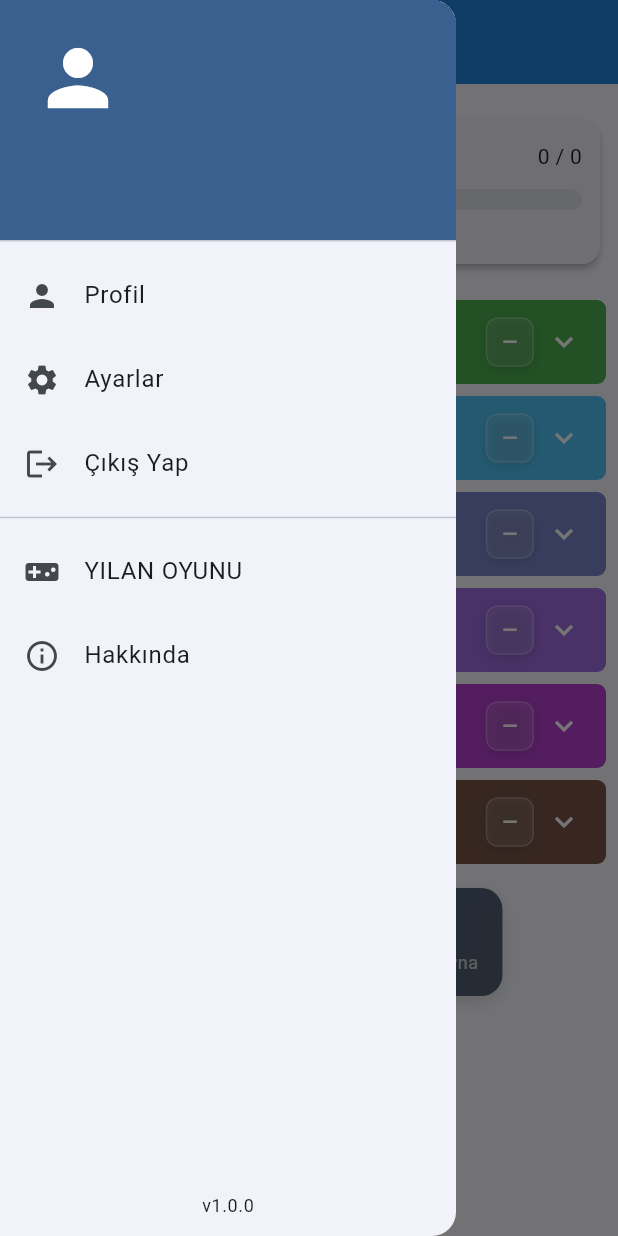
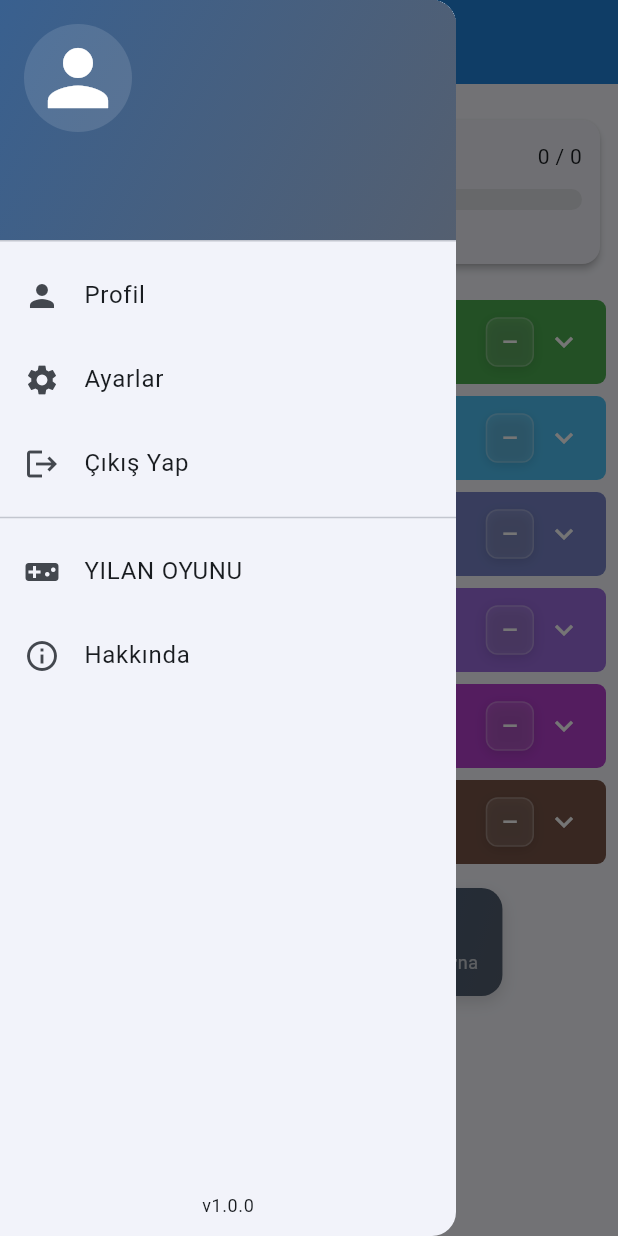
Before and after one commit to menes-n/StudyFlow, a Flutter app: the HomeScreen screen opened directly, with the side drawer open, on a phone screen of 412 x 824 dp. Run offline on Flutter 3.47's test engine with Material 3 defaults, Android fonts, the phone set to English and light mode, and no system bars; our stand-ins replace shared_preferences; accounts and stored records are empty.

Commit message:
Update home.dart

```diff
--- a/lib/screens/home.dart
+++ b/lib/screens/home.dart
@@ -359,6 +359,7 @@ class _HomeScreenState extends State<HomeScreen> {
     // Body içinde görev bölümleri (bugün, yarın, hafta vb.) render edilir
     final app = context.watch<AppState>();
     final now = DateTime.now();
+    final isDark = Theme.of(context).brightness == Brightness.dark;
     final today = DateTime(now.year, now.month, now.day);
 
     final tomorrow = today.add(const Duration(days: 1));
@@ -408,13 +409,42 @@ class _HomeScreenState extends State<HomeScreen> {
           child: Column(
             children: [
               UserAccountsDrawerHeader(
-                accountName: Text(_username),
-                accountEmail: Text(_email),
+                decoration: BoxDecoration(
+                  gradient: LinearGradient(
+                    colors: isDark
+                        ? [
+                            Theme.of(context).colorScheme.primary,
+                            Theme.of(context).colorScheme.primaryContainer,
+                          ]
+                        : [
+                            Theme.of(context).colorScheme.primary,
+                            Theme.of(context).colorScheme.secondary,
+                          ],
+                    begin: Alignment.topLeft,
+                    end: Alignment.bottomRight,
+                  ),
+                ),
+                accountName: Text(
+                  _username,
+                  style: TextStyle(
+                    color: Theme.of(context).colorScheme.onPrimary,
+                  ),
+                ),
+                accountEmail: Text(
+                  _email,
+                  style: TextStyle(
+                    color: Theme.of(context).colorScheme.onPrimary,
+                  ),
+                ),
                 currentAccountPicture: CircleAvatar(
-                  backgroundColor: Theme.of(context).colorScheme.primary,
-                  child: const Icon(
+                  backgroundColor: isDark
+                      ? Theme.of(
+                          context,
+                        ).colorScheme.onPrimary.withValues(alpha: 0.12)
+                      : Colors.white.withValues(alpha: 0.12),
+                  child: Icon(
                     Icons.person,
-                    color: Colors.white,
+                    color: Theme.of(context).colorScheme.onPrimary,
                     size: 60,
                   ),
                 ),
@@ -586,7 +616,16 @@ class _HomeScreenState extends State<HomeScreen> {
                       ),
                       decoration: BoxDecoration(
                         gradient: LinearGradient(
-                          colors: [
+                          colors: isDark
+                              ? [
+                                  Theme.of(
+                                    context,
+                                  ).colorScheme.primaryContainer,
+                                  Theme.of(
+                                    context,
+                                  ).colorScheme.secondaryContainer,
+                                ]
+                              : [
                                   Theme.of(context).colorScheme.primary,
                                   Theme.of(context).colorScheme.secondary,
                                 ],
@@ -607,13 +646,20 @@ class _HomeScreenState extends State<HomeScreen> {
                         children: [
                           Container(
                             decoration: BoxDecoration(
-                              color: Colors.white.withValues(alpha: 0.12),
+                              color: isDark
+                                  ? Theme.of(context)
+                                        .colorScheme
+                                        .onPrimaryContainer
+                                        .withValues(alpha: 0.12)
+                                  : Colors.white.withValues(alpha: 0.12),
                               shape: BoxShape.circle,
                             ),
                             padding: const EdgeInsets.all(8),
-                            child: const Icon(
+                            child: Icon(
                               Icons.videogame_asset,
-                              color: Colors.white,
+                              color: isDark
+                                  ? Colors.white
+                                  : Theme.of(context).colorScheme.onPrimary,
                               size: 28,
                             ),
                           ),
@@ -625,7 +671,11 @@ class _HomeScreenState extends State<HomeScreen> {
                                 'YILAN OYUNU',
                                 style: Theme.of(context).textTheme.titleMedium
                                     ?.copyWith(
-                                      color: Colors.white,
+                                      color: isDark
+                                          ? Colors.white
+                                          : Theme.of(
+                                              context,
+                                            ).colorScheme.onPrimary,
                                       fontWeight: FontWeight.w700,
                                     ),
                               ),
@@ -633,7 +683,14 @@ class _HomeScreenState extends State<HomeScreen> {
                               Text(
                                 'Kısa bir mola ver — oyun oyna',
                                 style: Theme.of(context).textTheme.bodySmall
-                                    ?.copyWith(color: Colors.white70),
+                                    ?.copyWith(
+                                      color: isDark
+                                          ? Colors.white70
+                                          : Theme.of(context)
+                                                .colorScheme
+                                                .onPrimary
+                                                .withValues(alpha: 0.7),
+                                    ),
                               ),
                             ],
                           ),
@@ -859,11 +916,81 @@ class _ExpandableSectionTileState extends State<_ExpandableSectionTile> {
             subtitle: (task.notes != null && task.notes!.isNotEmpty)
                 ? Text(task.notes!)
                 : null,
-            trailing: PopupMenuButton<int>(
+            trailing: Builder(
+              builder: (ctx) {
+                return IconButton(
                   icon: const Icon(Icons.more_vert),
                   tooltip: 'Aksiyonlar',
-              onSelected: (value) async {
-                switch (value) {
+                  onPressed: () async {
+                    final RenderBox button =
+                        ctx.findRenderObject() as RenderBox;
+                    final RenderBox overlay =
+                        Overlay.of(ctx).context.findRenderObject() as RenderBox;
+                    final Offset topLeft = button.localToGlobal(Offset.zero);
+                    final Offset bottomRight = button.localToGlobal(
+                      button.size.bottomRight(Offset.zero),
+                    );
+                    final RelativeRect position = RelativeRect.fromRect(
+                      Rect.fromPoints(topLeft, bottomRight),
+                      Offset.zero & overlay.size,
+                    );
+
+                    final int? selected = await showMenu<int>(
+                      context: ctx,
+                      position: position,
+                      items: <PopupMenuEntry<int>>[
+                        PopupMenuItem<int>(
+                          value: 1,
+                          child: Row(
+                            children: [
+                              Icon(
+                                task.completed ? Icons.undo : Icons.check,
+                                color: task.completed
+                                    ? Colors.orange
+                                    : Colors.green,
+                              ),
+                              const SizedBox(width: 8),
+                              Text(task.completed ? 'Geri Al' : 'Tamamla'),
+                            ],
+                          ),
+                        ),
+                        if (!task.completed)
+                          const PopupMenuItem<int>(
+                            value: 2,
+                            child: Row(
+                              children: [
+                                Icon(Icons.timer, color: Colors.purple),
+                                SizedBox(width: 8),
+                                Text('Pomodoro Başlat'),
+                              ],
+                            ),
+                          ),
+                        if (!task.completed)
+                          const PopupMenuItem<int>(
+                            value: 3,
+                            child: Row(
+                              children: [
+                                Icon(Icons.edit, color: Colors.blue),
+                                SizedBox(width: 8),
+                                Text('Düzenle'),
+                              ],
+                            ),
+                          ),
+                        const PopupMenuItem<int>(
+                          value: 4,
+                          child: Row(
+                            children: [
+                              Icon(Icons.delete, color: Colors.red),
+                              SizedBox(width: 8),
+                              Text('Sil'),
+                            ],
+                          ),
+                        ),
+                      ],
+                    );
+
+                    if (selected == null) return;
+                    switch (selected) {
                       case 1:
                         final updatedTask = Task(
                           id: task.id,
@@ -874,12 +1001,14 @@ class _ExpandableSectionTileState extends State<_ExpandableSectionTile> {
                           priority: task.priority,
                           blockIds: task.blockIds,
                           pomodoroMinutes: task.pomodoroMinutes,
-                      pomodoroSessionsCompleted: task.pomodoroSessionsCompleted,
+                          pomodoroSessionsCompleted:
+                              task.pomodoroSessionsCompleted,
                           lastSessionMillis: task.lastSessionMillis,
                         );
                         await app.updateTask(updatedTask);
                         break;
                       case 2:
+                        if (!mounted) return;
                         Navigator.of(context).push(
                           MaterialPageRoute(
                             builder: (_) => AdHocPomodoroScreen(task: task),
@@ -887,6 +1016,7 @@ class _ExpandableSectionTileState extends State<_ExpandableSectionTile> {
                         );
                         break;
                       case 3:
+                        if (!mounted) return;
                         Navigator.of(context).push(
                           MaterialPageRoute(
                             builder: (context) => EditTaskScreen(task: task),
@@ -894,58 +1024,11 @@ class _ExpandableSectionTileState extends State<_ExpandableSectionTile> {
                         );
                         break;
                       case 4:
-                    app.deleteTask(task.id);
+                        await app.deleteTask(task.id);
                         break;
                     }
                   },
-              itemBuilder: (ctx) {
-                return <PopupMenuEntry<int>>[
-                  PopupMenuItem<int>(
-                    value: 1,
-                    child: Row(
-                      children: [
-                        Icon(
-                          task.completed ? Icons.undo : Icons.check,
-                          color: task.completed ? Colors.orange : Colors.green,
-                        ),
-                        const SizedBox(width: 8),
-                        Text(task.completed ? 'Geri Al' : 'Tamamla'),
-                      ],
-                    ),
-                  ),
-                  if (!task.completed)
-                    PopupMenuItem<int>(
-                      value: 2,
-                      child: Row(
-                        children: const [
-                          Icon(Icons.timer, color: Colors.purple),
-                          SizedBox(width: 8),
-                          Text('Pomodoro Başlat'),
-                        ],
-                      ),
-                    ),
-                  if (!task.completed)
-                    PopupMenuItem<int>(
-                      value: 3,
-                      child: Row(
-                        children: const [
-                          Icon(Icons.edit, color: Colors.blue),
-                          SizedBox(width: 8),
-                          Text('Düzenle'),
-                        ],
-                      ),
-                    ),
-                  PopupMenuItem<int>(
-                    value: 4,
-                    child: Row(
-                      children: const [
-                        Icon(Icons.delete, color: Colors.red),
-                        SizedBox(width: 8),
-                        Text('Sil'),
-                      ],
-                    ),
-                  ),
-                ];
+                );
               },
             ),
           ),
```
Lines whose indentation alone changed are shown as unchanged.
